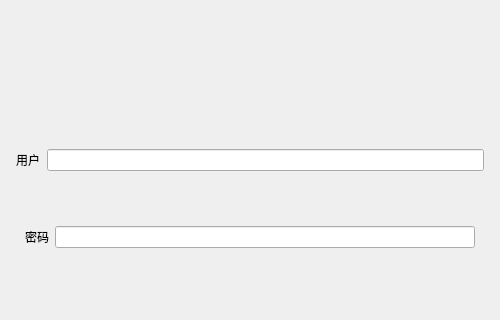
First picture: the form in Client/docotor/logindialog.ui, repository povli/2024-BIT-, before the edit; both pictures show x 0 to 500 and y 112 to 432 of the 500 by 800 pixel window.
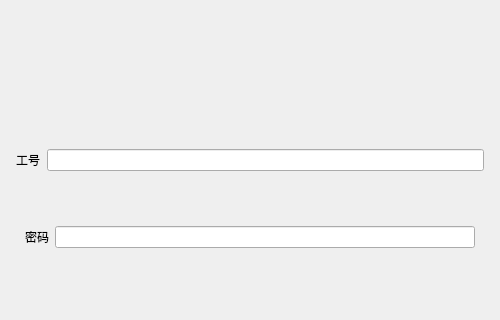
Second picture: the form after the edit. Custom widgets are drawn as their Qt base class.

```diff
--- a/Client/docotor/logindialog.ui
+++ b/Client/docotor/logindialog.ui
@@ -86,7 +86,7 @@
        <item>
         <widget class="QLabel" name="label">
          <property name="text">
-          <string>用户</string>
+          <string>工号</string>
          </property>
         </widget>
        </item>
```
